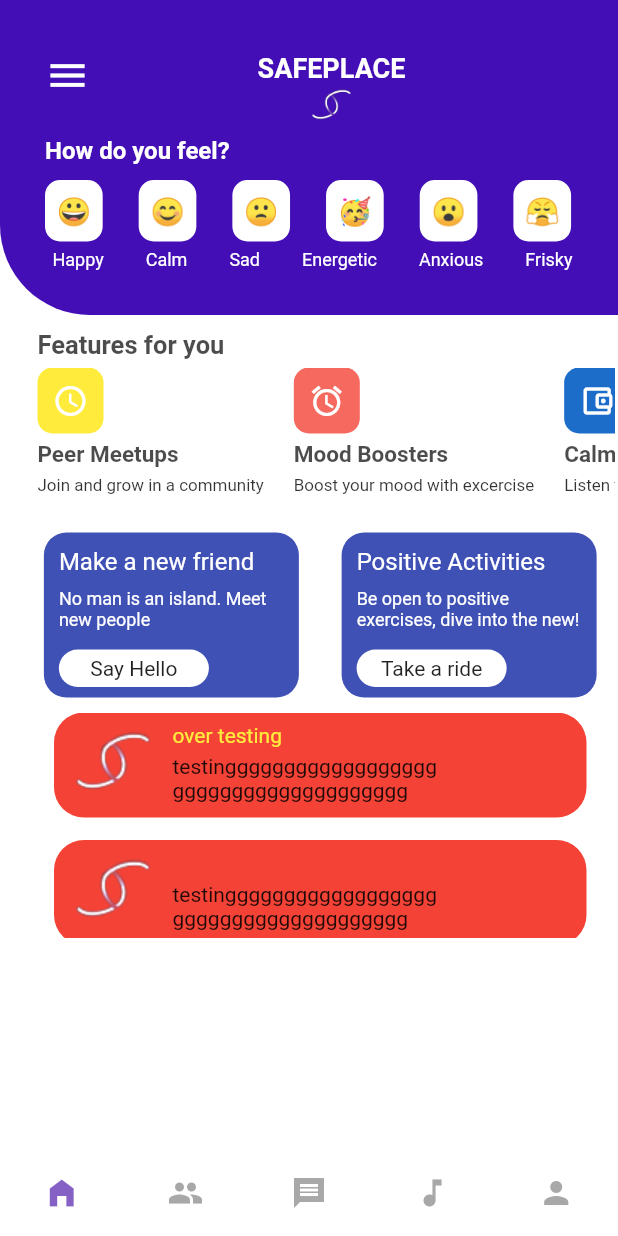
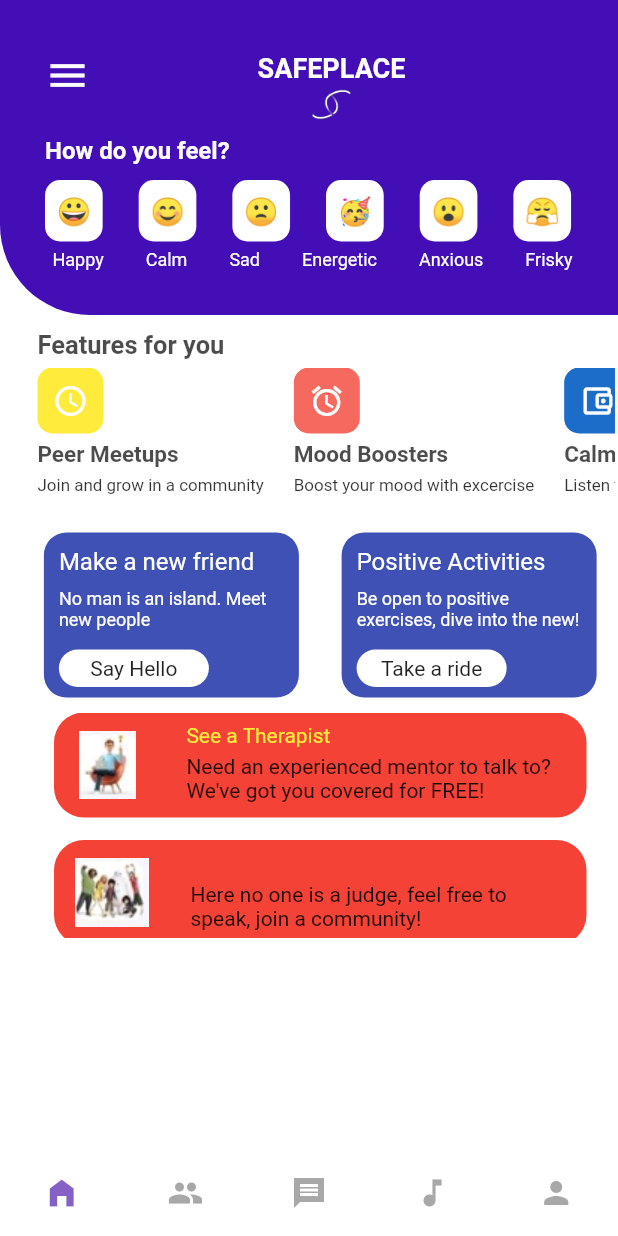
Before and after one commit to jaymesC/safeplace-social-app, a Flutter app: the screen it shows after launch, on a phone screen of 412 x 824 dp. Run offline on Flutter 3.47's test engine with Material 2 defaults, Android fonts, the phone set to English and light mode, and no system bars; our stand-ins replace flutter_spinkit, font_awesome_flutter.

Commit message:
updated listTab widget

```diff
--- a/lib/pages/home_page.dart
+++ b/lib/pages/home_page.dart
@@ -244,25 +244,25 @@ class HomePage extends StatelessWidget {
     final List<String> texts = <String>[
       "Need an experienced mentor to talk to? We've got you covered for FREE!",
       "Here no one is a judge, feel free to speak, join a community!",
-      "Your little dairy, Your new best friend"
+      "Your little dairy, Your new best friend, keep a record of your daily progress."
     ];
 
     final List<Color> colors = <Color>[
       Colors.yellow,
       Colors.red.withOpacity(0.8),
-      Color.fromARGB(255, 28, 109, 202),
+      Color.fromARGB(255, 27, 53, 99).withOpacity(0.8),
     ];
     return Container(
       height: 150,
       width: 370,
       child: ListView.builder(
-          itemCount: 4,
+          itemCount: 3,
           itemBuilder: (_, index) {
             return ListTab(
-              image: 'images/logo.png',
-              title: 'over testing',
+              image: images[index],
+              title: titles[index],
               color: colors[index],
-              text: 'testingggggggggggggggggggggggggggggggggggggg',
+              text: texts[index],
             );
           }),
     );
--- a/lib/widgets/list_tab.dart
+++ b/lib/widgets/list_tab.dart
@@ -23,11 +23,11 @@ class ListTab extends StatelessWidget {
       decoration: BoxDecoration(
           color: Colors.red, borderRadius: BorderRadius.circular(20)),
       child: Row(
-        // mainAxisAlignment: MainAxisAlignment.spaceBetween,
+        mainAxisAlignment: MainAxisAlignment.spaceAround,
         children: [
           Image(image: AssetImage(image)),
           Container(
-            width: 180,
+            width: 250,
             child: Column(
               crossAxisAlignment: CrossAxisAlignment.start,
               children: [
```
